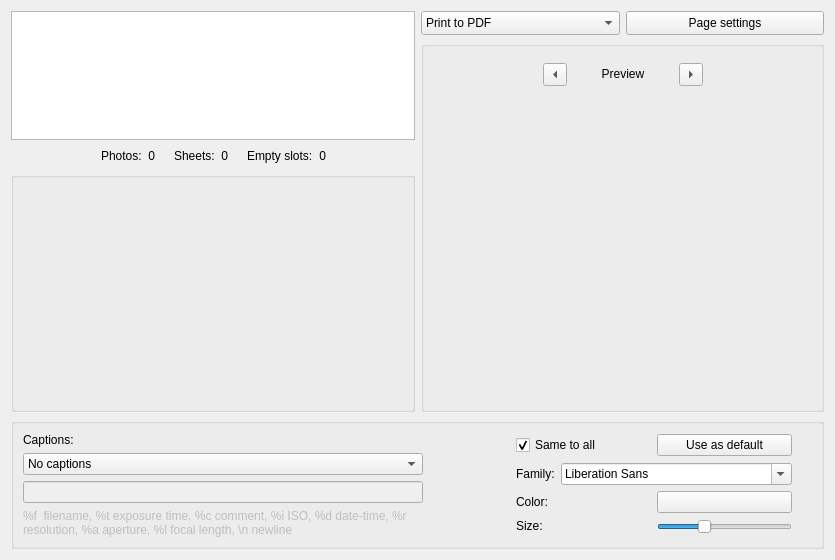
This is utilities/assistants/printcreator/ui/advprintphotopage.ui in KDE/digikam as Qt 5 draws it before an edit. The edited form follows.
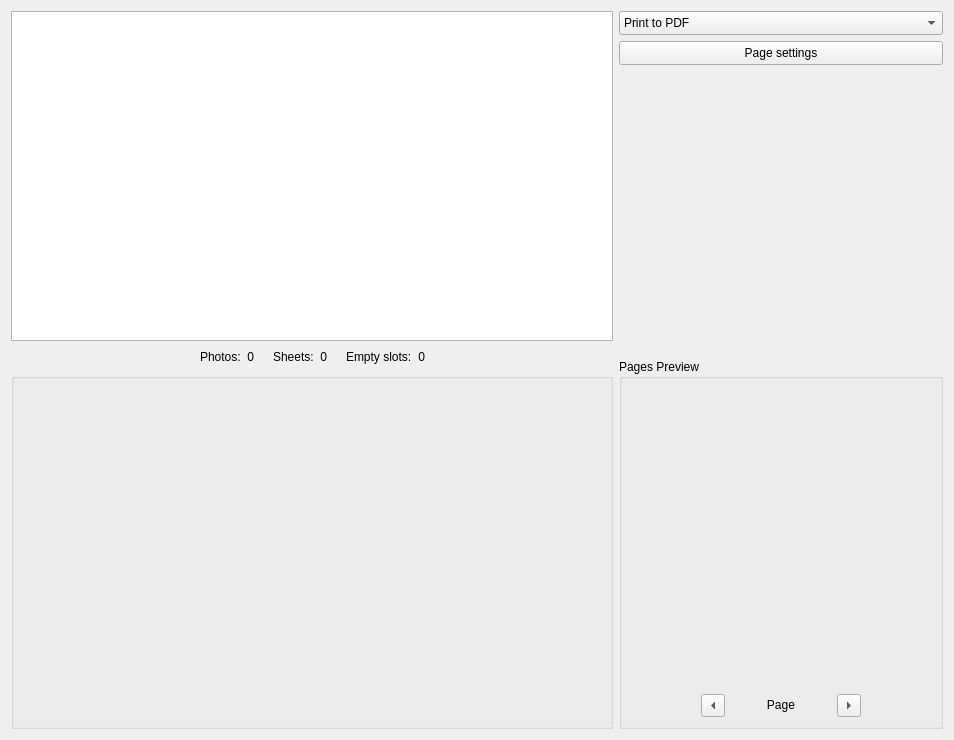
This is the edited form. Custom widgets are drawn as their Qt base class.

Commit message: Partial Embedding of Hupnp into digikam core. converted hundreds of QLatin1String and still :) , again

```diff
--- a/utilities/assistants/printcreator/ui/advprintphotopage.ui
+++ b/utilities/assistants/printcreator/ui/advprintphotopage.ui
@@ -6,8 +6,8 @@
    <rect>
     <x>0</x>
     <y>0</y>
-    <width>821</width>
-    <height>560</height>
+    <width>954</width>
+    <height>740</height>
    </rect>
   </property>
   <property name="sizePolicy">
@@ -168,7 +168,7 @@
      <item>
       <layout class="QVBoxLayout" name="verticalLayout_2">
        <item>
-        <layout class="QHBoxLayout" name="horizontalLayout">
+        <layout class="QVBoxLayout" name="verticalLayout_3">
          <item>
           <widget class="QComboBox" name="m_printer_choice">
            <property name="minimumSize">
@@ -212,10 +212,23 @@
          </item>
         </layout>
        </item>
+       <item>
+        <spacer name="verticalSpacer">
+         <property name="orientation">
+          <enum>Qt::Vertical</enum>
+         </property>
+         <property name="sizeHint" stdset="0">
+          <size>
+           <width>20</width>
+           <height>40</height>
+          </size>
+         </property>
+        </spacer>
+       </item>
        <item>
         <widget class="QGroupBox" name="groupBox">
          <property name="sizePolicy">
-          <sizepolicy hsizetype="Minimum" vsizetype="Preferred">
+          <sizepolicy hsizetype="Maximum" vsizetype="Maximum">
            <horstretch>0</horstretch>
            <verstretch>0</verstretch>
           </sizepolicy>
@@ -227,36 +240,29 @@
           </size>
          </property>
          <property name="title">
-          <string/>
+          <string>Pages Preview</string>
          </property>
          <layout class="QHBoxLayout" name="horizontalLayout_8">
-          <item>
-           <spacer name="horizontalSpacer_9">
-            <property name="orientation">
-             <enum>Qt::Horizontal</enum>
-            </property>
-            <property name="sizeHint" stdset="0">
-             <size>
-              <width>36</width>
-              <height>20</height>
-             </size>
-            </property>
-           </spacer>
-          </item>
           <item>
            <layout class="QVBoxLayout" name="verticalLayout_12">
             <item>
-             <spacer name="verticalSpacer">
-              <property name="orientation">
-               <enum>Qt::Vertical</enum>
+             <widget class="QLabel" name="BmpFirstPagePreview">
+              <property name="sizePolicy">
+               <sizepolicy hsizetype="Maximum" vsizetype="Maximum">
+                <horstretch>0</horstretch>
+                <verstretch>0</verstretch>
+               </sizepolicy>
               </property>
-              <property name="sizeHint" stdset="0">
+              <property name="minimumSize">
                <size>
-                <width>20</width>
-                <height>16</height>
+                <width>300</width>
+                <height>300</height>
                </size>
               </property>
-             </spacer>
+              <property name="alignment">
+               <set>Qt::AlignCenter</set>
+              </property>
+             </widget>
             </item>
             <item>
              <layout class="QVBoxLayout" name="verticalLayout">
@@ -312,7 +318,7 @@
                    </size>
                   </property>
                   <property name="text">
-                   <string>Preview</string>
+                   <string>Page</string>
                   </property>
                   <property name="alignment">
                    <set>Qt::AlignCenter</set>
@@ -356,55 +362,10 @@
                 </item>
                </layout>
               </item>
-              <item>
-               <widget class="QLabel" name="BmpFirstPagePreview">
-                <property name="sizePolicy">
-                 <sizepolicy hsizetype="Fixed" vsizetype="Preferred">
-                  <horstretch>0</horstretch>
-                  <verstretch>0</verstretch>
-                 </sizepolicy>
-                </property>
-                <property name="minimumSize">
-                 <size>
-                  <width>300</width>
-                  <height>300</height>
-                 </size>
-                </property>
-                <property name="alignment">
-                 <set>Qt::AlignCenter</set>
-                </property>
-               </widget>
-              </item>
              </layout>
             </item>
-            <item>
-             <spacer name="verticalSpacer_2">
-              <property name="orientation">
-               <enum>Qt::Vertical</enum>
-              </property>
-              <property name="sizeHint" stdset="0">
-               <size>
-                <width>20</width>
-                <height>16</height>
-               </size>
-              </property>
-             </spacer>
-            </item>
            </layout>
           </item>
-          <item>
-           <spacer name="horizontalSpacer_5">
-            <property name="orientation">
-             <enum>Qt::Horizontal</enum>
-            </property>
-            <property name="sizeHint" stdset="0">
-             <size>
-              <width>35</width>
-              <height>20</height>
-             </size>
-            </property>
-           </spacer>
-          </item>
          </layout>
         </widget>
        </item>
@@ -412,275 +373,8 @@
      </item>
     </layout>
    </item>
-   <item row="1" column="0">
-    <widget class="QGroupBox" name="groupBox_3">
-     <property name="title">
-      <string/>
-     </property>
-     <layout class="QHBoxLayout" name="horizontalLayout_12">
-      <item>
-       <layout class="QHBoxLayout" name="horizontalLayout_9">
-        <item>
-         <layout class="QVBoxLayout" name="verticalLayout_5">
-          <item>
-           <layout class="QVBoxLayout" name="verticalLayout_4">
-            <item>
-             <widget class="QLabel" name="label_2">
-              <property name="sizePolicy">
-               <sizepolicy hsizetype="Preferred" vsizetype="Fixed">
-                <horstretch>0</horstretch>
-                <verstretch>0</verstretch>
-               </sizepolicy>
-              </property>
-              <property name="text">
-               <string>Captions:</string>
-              </property>
-              <property name="buddy">
-               <cstring>m_captions</cstring>
-              </property>
-             </widget>
-            </item>
-            <item>
-             <widget class="QComboBox" name="m_captions">
-              <item>
-               <property name="text">
-                <string>No captions</string>
-               </property>
-              </item>
-              <item>
-               <property name="text">
-                <string>Image file names</string>
-               </property>
-              </item>
-              <item>
-               <property name="text">
-                <string>Exif date-time</string>
-               </property>
-              </item>
-              <item>
-               <property name="text">
-                <string>Comments</string>
-               </property>
-              </item>
-              <item>
-               <property name="text">
-                <string>Free</string>
-               </property>
-              </item>
-             </widget>
-            </item>
-           </layout>
-          </item>
-          <item>
-           <layout class="QVBoxLayout" name="verticalLayout_3">
-            <item>
-             <widget class="QLineEdit" name="m_FreeCaptionFormat">
-              <property name="enabled">
-               <bool>false</bool>
-              </property>
-              <property name="minimumSize">
-               <size>
-                <width>400</width>
-                <height>0</height>
-               </size>
-              </property>
-             </widget>
-            </item>
-            <item>
-             <widget class="QLabel" name="m_free_label">
-              <property name="enabled">
-               <bool>false</bool>
-              </property>
-              <property name="sizePolicy">
-               <sizepolicy hsizetype="Preferred" vsizetype="Fixed">
-                <horstretch>0</horstretch>
-                <verstretch>0</verstretch>
-               </sizepolicy>
-              </property>
-              <property name="text">
-               <string>%f  filename, %t exposure time, %c comment, %i ISO, %d date-time, %r resolution, %a aperture, %l focal length, \n newline</string>
-              </property>
-              <property name="wordWrap">
-               <bool>true</bool>
-              </property>
-             </widget>
-            </item>
-           </layout>
-          </item>
-         </layout>
-        </item>
-        <item>
-         <spacer name="horizontalSpacer_3">
-          <property name="orientation">
-           <enum>Qt::Horizontal</enum>
-          </property>
-          <property name="sizeHint" stdset="0">
-           <size>
-            <width>40</width>
-            <height>20</height>
-           </size>
-          </property>
-         </spacer>
-        </item>
-        <item>
-         <layout class="QVBoxLayout" name="verticalLayout_8">
-          <item>
-           <layout class="QHBoxLayout" name="horizontalLayout_4">
-            <item>
-             <widget class="QCheckBox" name="m_sameCaption">
-              <property name="text">
-               <string>Same to all</string>
-              </property>
-              <property name="checked">
-               <bool>true</bool>
-              </property>
-             </widget>
-            </item>
-            <item>
-             <widget class="QPushButton" name="m_setDefault">
-              <property name="text">
-               <string>Use as default</string>
-              </property>
-             </widget>
-            </item>
-           </layout>
-          </item>
-          <item>
-           <layout class="QVBoxLayout" name="verticalLayout_6">
-            <item>
-             <layout class="QHBoxLayout" name="horizontalLayout_5">
-              <item>
-               <widget class="QLabel" name="label_3">
-                <property name="text">
-                 <string>Family:</string>
-                </property>
-                <property name="buddy">
-                 <cstring>m_font_name</cstring>
-                </property>
-               </widget>
-              </item>
-              <item>
-               <widget class="QFontComboBox" name="m_font_name"/>
-              </item>
-             </layout>
-            </item>
-            <item>
-             <layout class="QHBoxLayout" name="horizontalLayout_6">
-              <item>
-               <widget class="QLabel" name="label_4">
-                <property name="text">
-                 <string>Color:</string>
-                </property>
-                <property name="buddy">
-                 <cstring>m_font_color</cstring>
-                </property>
-               </widget>
-              </item>
-              <item>
-               <widget class="Digikam::DColorSelector" name="m_font_color">
-               </widget>
-              </item>
-             </layout>
-            </item>
-            <item>
-             <layout class="QHBoxLayout" name="horizontalLayout_7">
-              <item>
-               <widget class="QLabel" name="textLabel1_2">
-                <property name="sizePolicy">
-                 <sizepolicy hsizetype="MinimumExpanding" vsizetype="Fixed">
-                  <horstretch>0</horstretch>
-                  <verstretch>0</verstretch>
-                 </sizepolicy>
-                </property>
-                <property name="text">
-                 <string>Size:</string>
-                </property>
-                <property name="wordWrap">
-                 <bool>false</bool>
-                </property>
-                <property name="buddy">
-                 <cstring>m_font_size</cstring>
-                </property>
-               </widget>
-              </item>
-              <item>
-               <widget class="QSlider" name="m_font_size">
-                <property name="sizePolicy">
-                 <sizepolicy hsizetype="Expanding" vsizetype="Fixed">
-                  <horstretch>0</horstretch>
-                  <verstretch>0</verstretch>
-                 </sizepolicy>
-                </property>
-                <property name="minimum">
-                 <number>2</number>
-                </property>
-                <property name="maximum">
-                 <number>8</number>
-                </property>
-                <property name="singleStep">
-                 <number>2</number>
-                </property>
-                <property name="pageStep">
-                 <number>2</number>
-                </property>
-                <property name="value">
-                 <number>4</number>
-                </property>
-                <property name="orientation">
-                 <enum>Qt::Horizontal</enum>
-                </property>
-               </widget>
-              </item>
-             </layout>
-            </item>
-           </layout>
-          </item>
-         </layout>
-        </item>
-       </layout>
-      </item>
-      <item>
-       <layout class="QHBoxLayout" name="horizontalLayout_10">
-        <item>
-         <spacer name="verticalSpacer_5">
-          <property name="orientation">
-           <enum>Qt::Vertical</enum>
-          </property>
-          <property name="sizeHint" stdset="0">
-           <size>
-            <width>20</width>
-            <height>13</height>
-           </size>
-          </property>
-         </spacer>
-        </item>
-       </layout>
-      </item>
-     </layout>
-    </widget>
-   </item>
-   <item row="2" column="0">
-    <spacer name="verticalSpacer_3">
-     <property name="orientation">
-      <enum>Qt::Vertical</enum>
-     </property>
-     <property name="sizeHint" stdset="0">
-      <size>
-       <width>813</width>
-       <height>5</height>
-      </size>
-     </property>
-    </spacer>
-   </item>
   </layout>
  </widget>
- <customwidgets>
-  <customwidget>
-   <class>Digikam::DColorSelector</class>
-   <extends>QPushButton</extends>
-   <header>dcolorselector.h</header>
-  </customwidget>
- </customwidgets>
  <tabstops>
   <tabstop>ListPhotoSizes</tabstop>
   <tabstop>BtnPreviewPageDown</tabstop>
```
Left out of the diff: 2 changed lines with no effect on the pictures. The commit also changes 1527 other files.
